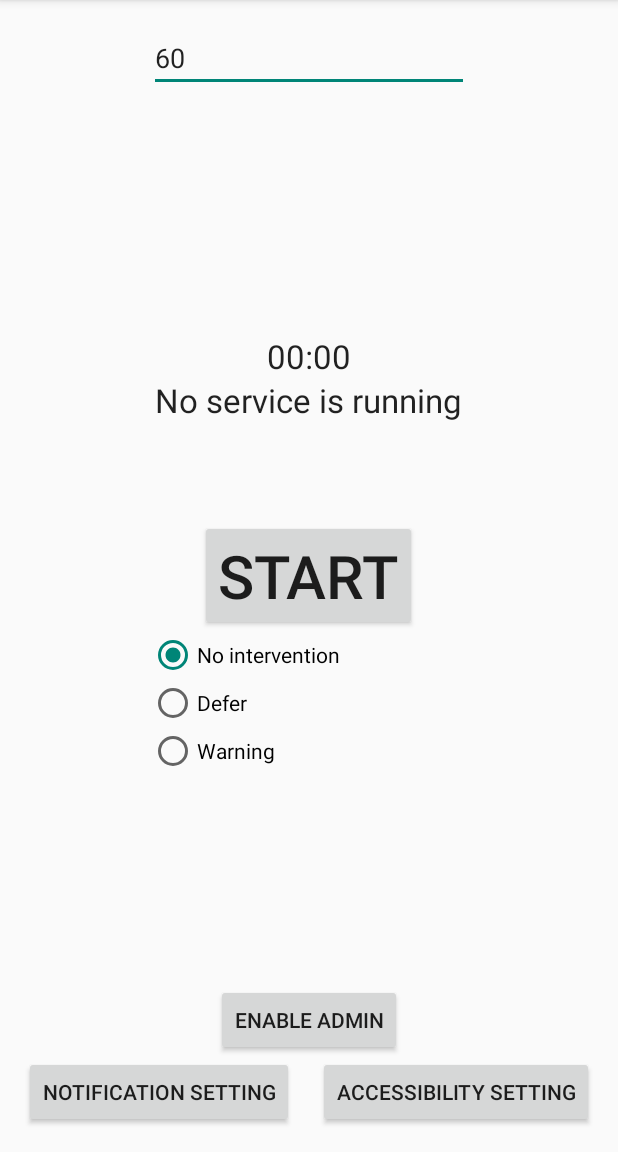
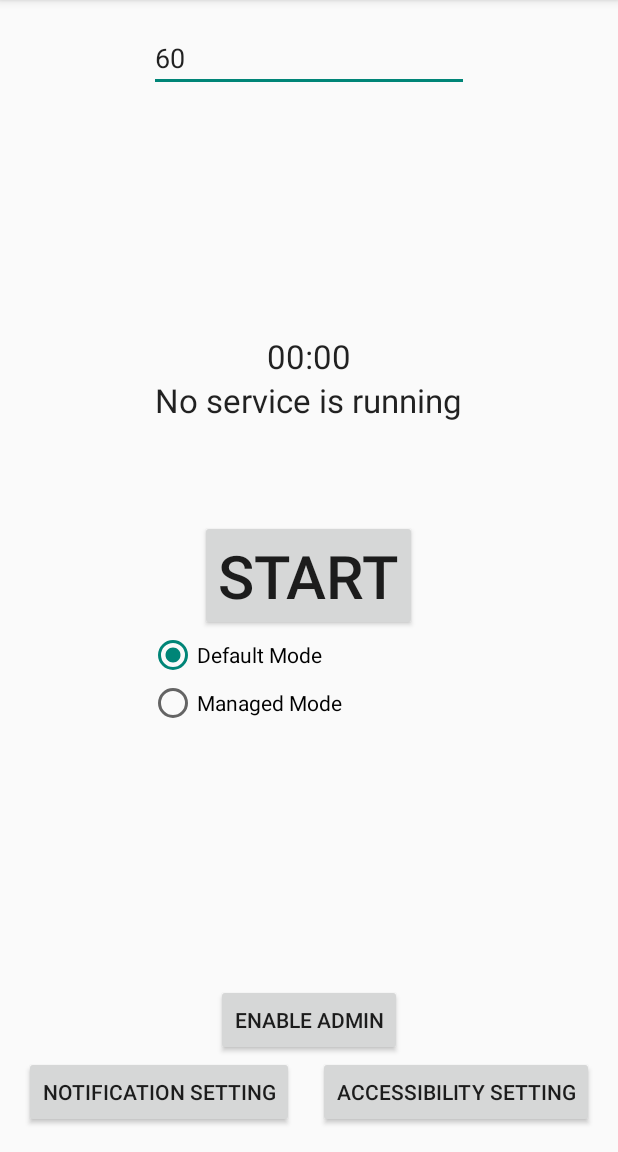
Before and after one commit to greenmonn/PushManager, an Android app: the screen it shows after launch (MainActivity), on a phone screen of 412 x 824 dp, the part 84-1236 px from its top. Run offline under Robolectric (Android 15) with nearby library versions, the phone set to English and light mode, and no system bars; libraries missing offline, so code that uses them is left out: com.parse; 2 statements that could not run were skipped.

Commit message:
Set warning service invisible. Modify intent extra string.

```diff
--- a/app/src/main/java/kr/ac/kaist/nmsl/pushmanager/warning/WarningService.java
+++ b/app/src/main/java/kr/ac/kaist/nmsl/pushmanager/warning/WarningService.java
@@ -95,9 +95,9 @@ public class WarningService extends Service {
     class WarningServiceReceiver extends BroadcastReceiver {
         @Override
         public void onReceive(Context context, Intent intent) {
-            String pack = intent.getStringExtra("package");
+            String pack = intent.getStringExtra("notification_package");
             Log.d(Constants.TAG, "Package: "+pack);
-            if(intent.getStringExtra("command").equals("posted")) {
+            if(intent.getStringExtra("notification_action").equals("posted")) {
                 if( (System.currentTimeMillis() - previousWarningAt) >= Constants.WARNING_DELAY_INTERVAL && !isWhiteListedApp(pack)) {
                     Log.d(Constants.TAG, "Showing warning message");
                     (new Handler()).postDelayed(new Runnable() {
@@ -110,7 +110,7 @@ public class WarningService extends Service {
                 } else {
                     Log.d(Constants.TAG, "Too many warning messages...");
                 }
-            } else if (intent.getStringExtra("command").equals("removed")) {
+            } else if (intent.getStringExtra("notification_action").equals("removed")) {
                 hideWarningLayout();
             }
         }
--- a/app/src/main/res/layout/activity_main.xml
+++ b/app/src/main/res/layout/activity_main.xml
@@ -93,7 +93,8 @@
             android:layout_width="wrap_content"
             android:layout_height="wrap_content"
             android:text="@string/warning"
-            android:id="@+id/radio_btn_warning" />
+            android:id="@+id/radio_btn_warning"
+            android:visibility="invisible" />
     </RadioGroup>
 
 </RelativeLayout>
--- a/app/src/main/res/values/strings.xml
+++ b/app/src/main/res/values/strings.xml
@@ -6,7 +6,7 @@
 
     <string name="start">Start</string>
     <string name="stop">Stop</string>
-    <string name="defer">Defer</string>
+    <string name="defer">Managed Mode</string>
     <string name="warning">Warning</string>
     <string name="notification_setting">Notification Setting</string>
 
@@ -22,5 +22,5 @@
     <string name="service_status_defer">Defer service</string>
 
     <string name="time_zero">00:00</string>
-    <string name="no_intervention">No intervention</string>
+    <string name="no_intervention">Default Mode</string>
 </resources>
```
Also changed, not shown: app/src/main/java/kr/ac/kaist/nmsl/pushmanager/MainActivity.java (+20 -18 lines), app/src/main/java/kr/ac/kaist/nmsl/pushmanager/defer/DeferService.java (+9 -6 lines), app/src/main/java/kr/ac/kaist/nmsl/pushmanager/notification/NotificationService.java (+4 -4 lines).
